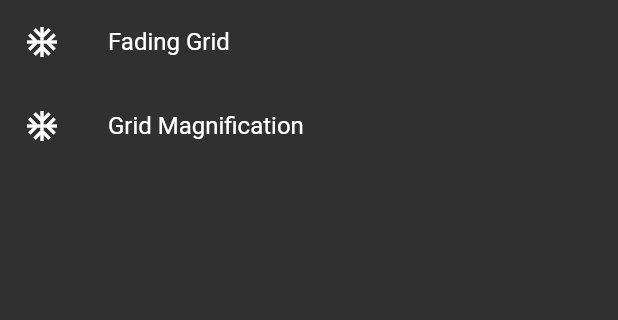
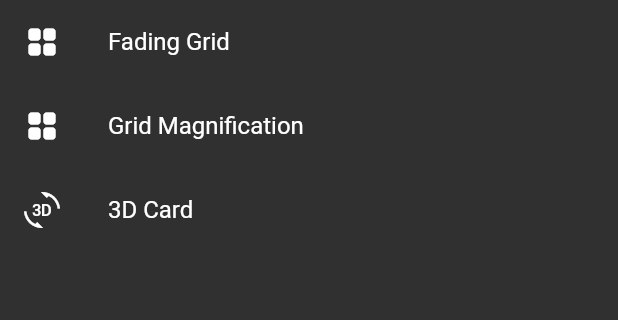
Before and after one commit to JideGuru/animation_playground, a Flutter app: the screen it shows after launch, on a phone screen of 412 x 824 dp, the part 84-404 px from its top. Run offline on Flutter 3.47's test engine with Material 2 defaults, Android fonts, the light colour scheme and no system bars.

Commit message:
added 3d card

```diff
--- a/lib/animations_list.dart
+++ b/lib/animations_list.dart
@@ -1,15 +1,31 @@
-import 'package:animation_playground/animations/grid_magnification/fading_grid.dart';
-import 'package:animation_playground/animations/grid_magnification/grid_magnification.dart';
+import 'package:animation_playground/animations/card/three_dimensional_card.dart';
 import 'package:flutter/cupertino.dart';
+import 'package:flutter/material.dart';
+
+import 'animations/grid_magnification/barrel.dart';
 
 List animationList = [
-  AnimationPage(title: 'Fading Grid', page: FadingGrid()),
-  AnimationPage(title: 'Grid Magnification', page: GridMagnification()),
+  AnimationPage(
+    title: 'Fading Grid',
+    page: const FadingGrid(),
+    icon: Icons.grid_view_rounded,
+  ),
+  AnimationPage(
+    title: 'Grid Magnification',
+    page: const GridMagnification(),
+    icon: Icons.grid_view_rounded,
+  ),
+  AnimationPage(
+    title: '3D Card',
+    page: const ThreeDimensionalCard(),
+    icon: Icons.threed_rotation,
+  ),
 ];
 
 class AnimationPage {
   final String title;
   final Widget page;
+  final IconData icon;
 
-  AnimationPage({required this.title, required this.page});
+  AnimationPage({required this.title, required this.page, required this.icon});
 }
--- a/lib/list_page.dart
+++ b/lib/list_page.dart
@@ -16,7 +16,7 @@ class ListPage extends StatelessWidget {
         itemBuilder: (BuildContext context, int index) {
           AnimationPage page = animationList[index];
           return ListTile(
-            leading: Icon(Icons.ac_unit_outlined),
+            leading: Icon(page.icon),
             title: Text(page.title),
             onTap: () {
               Navigator.push(
```
Also changed, not shown: lib/animations/card/three_dimensional_card.dart (added, +114 -0 lines), gifs/3d-card.gif (added), 1 other file.
